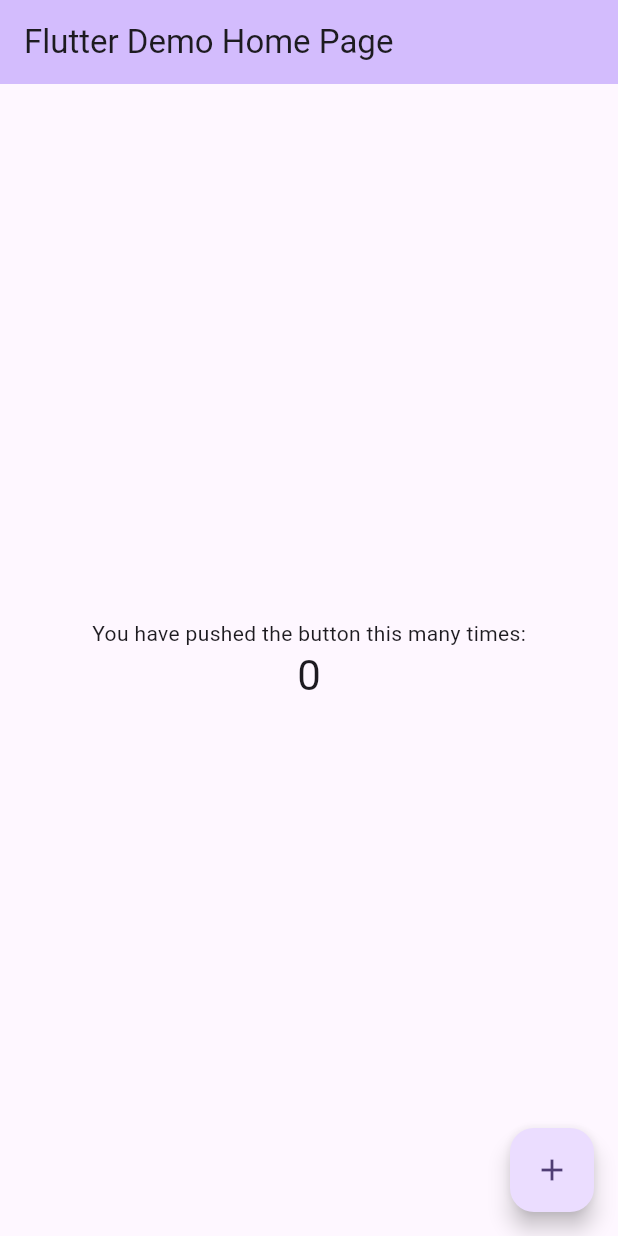
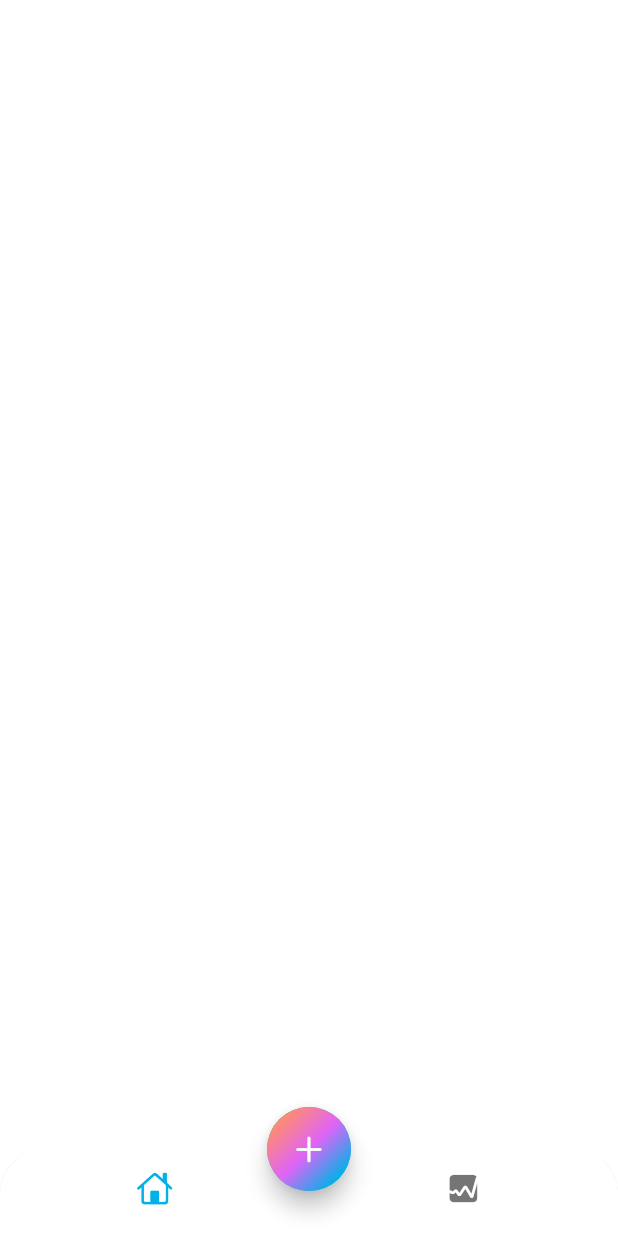
Before and after one commit to FadrialR/expenses_tracker_app, a Flutter app: the screen it shows after launch, on a phone screen of 412 x 824 dp. Run offline on Flutter 3.47's test engine with Material 3 defaults, Android fonts, the phone set to English and light mode, and no system bars.

```diff
--- /dev/null
+++ b/lib/app.dart
@@ -0,0 +1,11 @@
+import 'package:expenses_tracker/app_view.dart';
+import 'package:flutter/material.dart';
+
+class MyApp extends StatelessWidget {
+  const MyApp({super.key});
+
+  @override
+  Widget build(BuildContext context) {
+    return const MyAppView();
+  }
+}
--- /dev/null
+++ b/lib/app_view.dart
@@ -0,0 +1,24 @@
+import 'package:expenses_tracker/screens/home/views/home_screen.dart';
+import 'package:flutter/material.dart';
+
+class MyAppView extends StatelessWidget {
+  const MyAppView({super.key});
+
+  @override
+  Widget build(BuildContext context) {
+    return MaterialApp(
+      debugShowCheckedModeBanner: false,
+      title: "Expense Tracker",
+      theme: ThemeData(
+        colorScheme: ColorScheme.light(
+          background: Colors.grey.shade100,
+          onBackground: Colors.black,
+          primary: const Color(0xFF00B2E7),
+          secondary: const Color(0xFFE064F7),
+          tertiary: const Color(0xFFFF8D6C),
+        ),
+      ),
+      home: HomeScreen(),
+    );
+  }
+}
--- a/lib/main.dart
+++ b/lib/main.dart
@@ -1,125 +1,6 @@
+import 'package:expenses_tracker/app.dart';
 import 'package:flutter/material.dart';
 
 void main() {
   runApp(const MyApp());
 }
-
-class MyApp extends StatelessWidget {
-  const MyApp({super.key});
-
-  // This widget is the root of your application.
-  @override
-  Widget build(BuildContext context) {
-    return MaterialApp(
-      title: 'Flutter Demo',
-      theme: ThemeData(
-        // This is the theme of your application.
-        //
-        // TRY THIS: Try running your application with "flutter run". You'll see
-        // the application has a purple toolbar. Then, without quitting the app,
-        // try changing the seedColor in the colorScheme below to Colors.green
-        // and then invoke "hot reload" (save your changes or press the "hot
-        // reload" button in a Flutter-supported IDE, or press "r" if you used
-        // the command line to start the app).
-        //
-        // Notice that the counter didn't reset back to zero; the application
-        // state is not lost during the reload. To reset the state, use hot
-        // restart instead.
-        //
-        // This works for code too, not just values: Most code changes can be
-        // tested with just a hot reload.
-        colorScheme: ColorScheme.fromSeed(seedColor: Colors.deepPurple),
-        useMaterial3: true,
-      ),
-      home: const MyHomePage(title: 'Flutter Demo Home Page'),
-    );
-  }
-}
-
-class MyHomePage extends StatefulWidget {
-  const MyHomePage({super.key, required this.title});
-
-  // This widget is the home page of your application. It is stateful, meaning
-  // that it has a State object (defined below) that contains fields that affect
-  // how it looks.
-
-  // This class is the configuration for the state. It holds the values (in this
-  // case the title) provided by the parent (in this case the App widget) and
-  // used by the build method of the State. Fields in a Widget subclass are
-  // always marked "final".
-
-  final String title;
-
-  @override
-  State<MyHomePage> createState() => _MyHomePageState();
-}
-
-class _MyHomePageState extends State<MyHomePage> {
-  int _counter = 0;
-
-  void _incrementCounter() {
-    setState(() {
-      // This call to setState tells the Flutter framework that something has
-      // changed in this State, which causes it to rerun the build method below
-      // so that the display can reflect the updated values. If we changed
-      // _counter without calling setState(), then the build method would not be
-      // called again, and so nothing would appear to happen.
-      _counter++;
-    });
-  }
-
-  @override
-  Widget build(BuildContext context) {
-    // This method is rerun every time setState is called, for instance as done
-    // by the _incrementCounter method above.
-    //
-    // The Flutter framework has been optimized to make rerunning build methods
-    // fast, so that you can just rebuild anything that needs updating rather
-    // than having to individually change instances of widgets.
-    return Scaffold(
-      appBar: AppBar(
-        // TRY THIS: Try changing the color here to a specific color (to
-        // Colors.amber, perhaps?) and trigger a hot reload to see the AppBar
-        // change color while the other colors stay the same.
-        backgroundColor: Theme.of(context).colorScheme.inversePrimary,
-        // Here we take the value from the MyHomePage object that was created by
-        // the App.build method, and use it to set our appbar title.
-        title: Text(widget.title),
-      ),
-      body: Center(
-        // Center is a layout widget. It takes a single child and positions it
-        // in the middle of the parent.
-        child: Column(
-          // Column is also a layout widget. It takes a list of children and
-          // arranges them vertically. By default, it sizes itself to fit its
-          // children horizontally, and tries to be as tall as its parent.
-          //
-          // Column has various properties to control how it sizes itself and
-          // how it positions its children. Here we use mainAxisAlignment to
-          // center the children vertically; the main axis here is the vertical
-          // axis because Columns are vertical (the cross axis would be
-          // horizontal).
-          //
-          // TRY THIS: Invoke "debug painting" (choose the "Toggle Debug Paint"
-          // action in the IDE, or press "p" in the console), to see the
-          // wireframe for each widget.
-          mainAxisAlignment: MainAxisAlignment.center,
-          children: <Widget>[
-            const Text(
-              'You have pushed the button this many times:',
-            ),
-            Text(
-              '$_counter',
-              style: Theme.of(context).textTheme.headlineMedium,
-            ),
-          ],
-        ),
-      ),
-      floatingActionButton: FloatingActionButton(
-        onPressed: _incrementCounter,
-        tooltip: 'Increment',
-        child: const Icon(Icons.add),
-      ), // This trailing comma makes auto-formatting nicer for build methods.
-    );
-  }
-}
--- /dev/null
+++ b/lib/screens/home/views/home_screen.dart
@@ -0,0 +1,56 @@
+import 'dart:math';
+
+import 'package:flutter/cupertino.dart';
+import 'package:flutter/material.dart';
+
+class HomeScreen extends StatelessWidget {
+  const HomeScreen({super.key});
+
+  @override
+  Widget build(BuildContext context) {
+    return Scaffold(
+      // appBar: AppBar(),
+      bottomNavigationBar: ClipRRect(
+        borderRadius: const BorderRadius.vertical(top: Radius.circular(30)),
+        child: BottomNavigationBar(
+          backgroundColor: Colors.white,
+          showSelectedLabels: false,
+          showUnselectedLabels: false,
+          elevation: 3,
+          items: const [
+            BottomNavigationBarItem(
+              icon: Icon(CupertinoIcons.home),
+              label: 'Home',
+            ),
+            BottomNavigationBarItem(
+              icon: Icon(CupertinoIcons.graph_square_fill),
+              label: 'Stats',
+            ),
+          ],
+        ),
+      ),
+      floatingActionButtonLocation: FloatingActionButtonLocation.centerDocked,
+      floatingActionButton: FloatingActionButton(
+        onPressed: () {},
+        shape: const CircleBorder(),
+        child: Container(
+          width: 60,
+          height: 60,
+          decoration: BoxDecoration(
+              shape: BoxShape.circle,
+              gradient: LinearGradient(
+                colors: [
+                  Theme.of(context).colorScheme.tertiary,
+                  Theme.of(context).colorScheme.secondary,
+                  Theme.of(context).colorScheme.primary,
+                ],
+                transform: const GradientRotation(pi / 4),
+              )),
+          child: const Icon(
+            CupertinoIcons.add,
+          ),
+        ),
+      ),
+    );
+  }
+}
```
Also changed, not shown: 1 other file.
